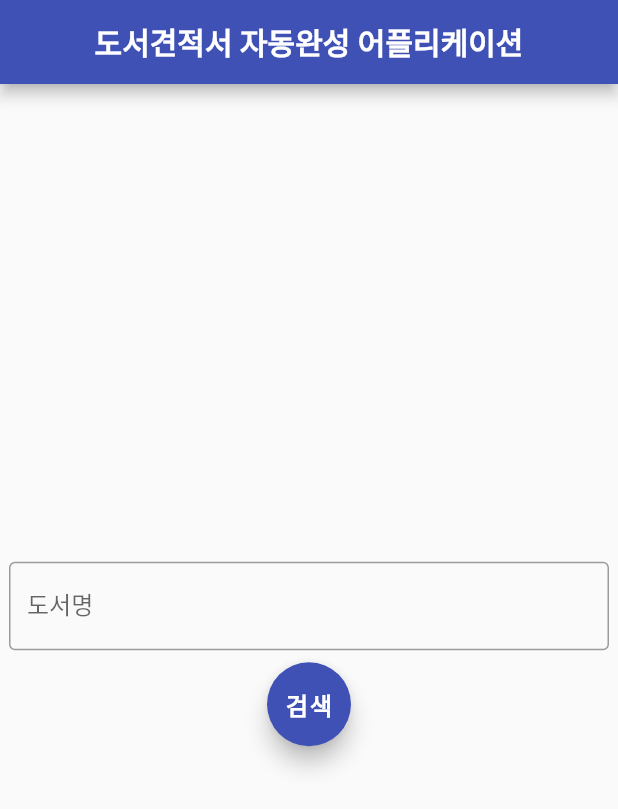
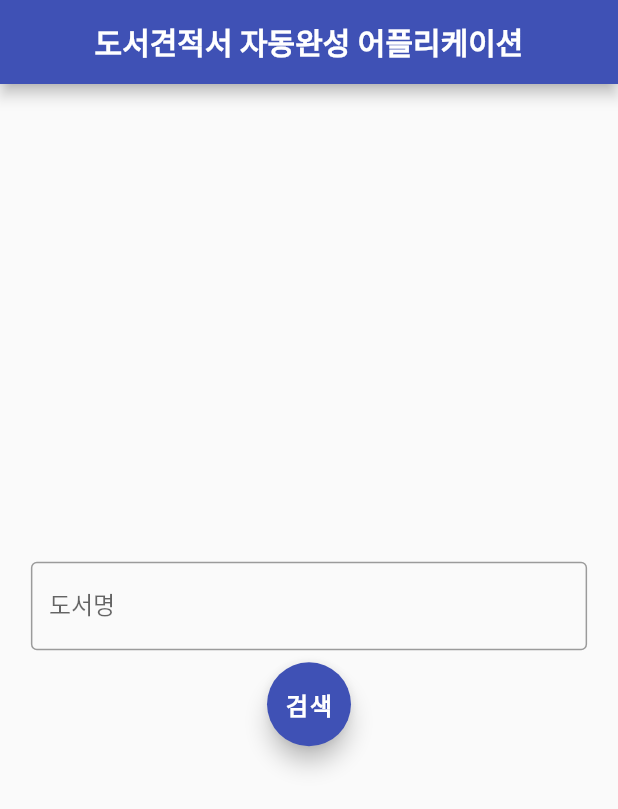
Before and after one commit to zake-dev/books-estimate-sheet-generator, a Flutter app: the screen it shows after launch, on a phone screen of 412 x 824 dp. Shown: the top 809 px of the screen. Run offline on Flutter 3.47's test engine with Material 2 defaults, Android fonts, the light colour scheme and no system bars; our stand-ins replace bloc, google_fonts.

Commit message:
chore: cosmetic changes

```diff
--- a/lib/constants.dart
+++ b/lib/constants.dart
@@ -34,6 +34,7 @@ const contentsTextStyle = TextStyle(
 // Colors
 const primaryColor = Color(0xFF3F51B5);
 const greyBackgroundColor = Color(0xFFEEEEEE);
+const greyShadowColor = Color(0xFFCCCCCC);
 const statusGreenColor = Color(0xFF4CAF50);
 const statusYellowColor = Color(0xFFFDD835);
 const statusRedColor = Color(0xFFD32F2F);
--- a/lib/screens/book_search/widgets/book_search_card_wrapper.dart
+++ b/lib/screens/book_search/widgets/book_search_card_wrapper.dart
@@ -1,6 +1,5 @@
 import 'package:flutter/material.dart';
 
-import 'package:books_proposal_generator/constants.dart' as Constant;
 import 'package:books_proposal_generator/models/book.dart';
 
 import 'book_search_card_contents.dart';
--- a/lib/screens/file_selection/file_selection.dart
+++ b/lib/screens/file_selection/file_selection.dart
@@ -18,6 +18,7 @@ class FileSelection extends StatelessWidget {
           crossAxisAlignment: CrossAxisAlignment.center,
           children: [
             Container(
+              width: MediaQuery.of(context).size.width * 0.9,
               constraints: BoxConstraints(maxWidth: 400),
               child: TextField(
                 decoration: InputDecoration(
```
